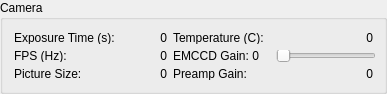
ZhuangLab/storm-control, file hal4000/qtdesigner/camera-params-detached.ui: the form before one commit.
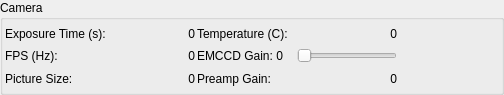
The form after the commit.

Commit message: Update detached camera UI's.

```diff
--- a/hal4000/qtdesigner/camera-params-detached.ui
+++ b/hal4000/qtdesigner/camera-params-detached.ui
@@ -6,14 +6,14 @@
    <rect>
     <x>0</x>
     <y>0</y>
-    <width>387</width>
-    <height>94</height>
+    <width>504</width>
+    <height>95</height>
    </rect>
   </property>
   <property name="minimumSize">
    <size>
-    <width>387</width>
-    <height>94</height>
+    <width>414</width>
+    <height>95</height>
    </size>
   </property>
   <property name="windowTitle">
@@ -22,8 +22,21 @@
   <property name="title">
    <string>Camera</string>
   </property>
-  <layout class="QGridLayout" name="gridLayout">
-   <item row="0" column="0">
+  <layout class="QHBoxLayout" name="horizontalLayout_7">
+   <property name="spacing">
+    <number>2</number>
+   </property>
+   <property name="margin">
+    <number>2</number>
+   </property>
+   <item>
+    <layout class="QVBoxLayout" name="verticalLayout_2">
+     <property name="spacing">
+      <number>0</number>
+     </property>
+     <item>
+      <layout class="QHBoxLayout" name="horizontalLayout">
+       <item>
     <widget class="QLabel" name="exposureTimeLabel">
      <property name="sizePolicy">
       <sizepolicy hsizetype="Preferred" vsizetype="Preferred">
@@ -48,7 +61,7 @@
      </property>
     </widget>
    </item>
-   <item row="0" column="1">
+       <item>
     <widget class="QLabel" name="exposureTimeText">
      <property name="sizePolicy">
       <sizepolicy hsizetype="Preferred" vsizetype="Preferred">
@@ -82,63 +95,11 @@
      </property>
     </widget>
    </item>
-   <item row="0" column="2">
-    <widget class="QLabel" name="temperatureLabel">
-     <property name="sizePolicy">
-      <sizepolicy hsizetype="Preferred" vsizetype="Preferred">
-       <horstretch>0</horstretch>
-       <verstretch>0</verstretch>
-      </sizepolicy>
-     </property>
-     <property name="minimumSize">
-      <size>
-       <width>100</width>
-       <height>0</height>
-      </size>
-     </property>
-     <property name="maximumSize">
-      <size>
-       <width>10000</width>
-       <height>16777215</height>
-      </size>
-     </property>
-     <property name="text">
-      <string>Temperature (C):</string>
-     </property>
-    </widget>
-   </item>
-   <item row="0" column="3">
-    <widget class="QLabel" name="temperatureText">
-     <property name="sizePolicy">
-      <sizepolicy hsizetype="Preferred" vsizetype="Preferred">
-       <horstretch>0</horstretch>
-       <verstretch>0</verstretch>
-      </sizepolicy>
-     </property>
-     <property name="minimumSize">
-      <size>
-       <width>50</width>
-       <height>0</height>
-      </size>
-     </property>
-     <property name="maximumSize">
-      <size>
-       <width>10000</width>
-       <height>16777215</height>
-      </size>
-     </property>
-     <property name="layoutDirection">
-      <enum>Qt::LeftToRight</enum>
-     </property>
-     <property name="text">
-      <string>0</string>
-     </property>
-     <property name="alignment">
-      <set>Qt::AlignRight|Qt::AlignTrailing|Qt::AlignVCenter</set>
-     </property>
-    </widget>
-   </item>
-   <item row="1" column="0">
+      </layout>
+     </item>
+     <item>
+      <layout class="QHBoxLayout" name="horizontalLayout_4">
+       <item>
     <widget class="QLabel" name="FPSLabel">
      <property name="sizePolicy">
       <sizepolicy hsizetype="Preferred" vsizetype="Preferred">
@@ -163,7 +124,7 @@
      </property>
     </widget>
    </item>
-   <item row="1" column="1">
+       <item>
     <widget class="QLabel" name="FPSText">
      <property name="sizePolicy">
       <sizepolicy hsizetype="Preferred" vsizetype="Preferred">
@@ -194,7 +155,138 @@
      </property>
     </widget>
    </item>
-   <item row="1" column="2">
+      </layout>
+     </item>
+     <item>
+      <layout class="QHBoxLayout" name="horizontalLayout_6">
+       <item>
+        <widget class="QLabel" name="pictureSizeLabel">
+         <property name="sizePolicy">
+          <sizepolicy hsizetype="Preferred" vsizetype="Preferred">
+           <horstretch>0</horstretch>
+           <verstretch>0</verstretch>
+          </sizepolicy>
+         </property>
+         <property name="minimumSize">
+          <size>
+           <width>100</width>
+           <height>0</height>
+          </size>
+         </property>
+         <property name="maximumSize">
+          <size>
+           <width>10000</width>
+           <height>16777215</height>
+          </size>
+         </property>
+         <property name="text">
+          <string>Picture Size:</string>
+         </property>
+        </widget>
+       </item>
+       <item>
+        <widget class="QLabel" name="pictureSizeText">
+         <property name="sizePolicy">
+          <sizepolicy hsizetype="Preferred" vsizetype="Preferred">
+           <horstretch>0</horstretch>
+           <verstretch>0</verstretch>
+          </sizepolicy>
+         </property>
+         <property name="minimumSize">
+          <size>
+           <width>90</width>
+           <height>0</height>
+          </size>
+         </property>
+         <property name="maximumSize">
+          <size>
+           <width>10000</width>
+           <height>16777215</height>
+          </size>
+         </property>
+         <property name="layoutDirection">
+          <enum>Qt::LeftToRight</enum>
+         </property>
+         <property name="text">
+          <string>0</string>
+         </property>
+         <property name="alignment">
+          <set>Qt::AlignRight|Qt::AlignTrailing|Qt::AlignVCenter</set>
+         </property>
+        </widget>
+       </item>
+      </layout>
+     </item>
+    </layout>
+   </item>
+   <item>
+    <layout class="QVBoxLayout" name="verticalLayout">
+     <property name="spacing">
+      <number>0</number>
+     </property>
+     <item>
+      <layout class="QHBoxLayout" name="horizontalLayout_2">
+       <item>
+        <widget class="QLabel" name="temperatureLabel">
+         <property name="sizePolicy">
+          <sizepolicy hsizetype="Preferred" vsizetype="Preferred">
+           <horstretch>0</horstretch>
+           <verstretch>0</verstretch>
+          </sizepolicy>
+         </property>
+         <property name="minimumSize">
+          <size>
+           <width>100</width>
+           <height>0</height>
+          </size>
+         </property>
+         <property name="maximumSize">
+          <size>
+           <width>10000</width>
+           <height>16777215</height>
+          </size>
+         </property>
+         <property name="text">
+          <string>Temperature (C):</string>
+         </property>
+        </widget>
+       </item>
+       <item>
+        <widget class="QLabel" name="temperatureText">
+         <property name="sizePolicy">
+          <sizepolicy hsizetype="Preferred" vsizetype="Preferred">
+           <horstretch>0</horstretch>
+           <verstretch>0</verstretch>
+          </sizepolicy>
+         </property>
+         <property name="minimumSize">
+          <size>
+           <width>50</width>
+           <height>0</height>
+          </size>
+         </property>
+         <property name="maximumSize">
+          <size>
+           <width>10000</width>
+           <height>16777215</height>
+          </size>
+         </property>
+         <property name="layoutDirection">
+          <enum>Qt::LeftToRight</enum>
+         </property>
+         <property name="text">
+          <string>0</string>
+         </property>
+         <property name="alignment">
+          <set>Qt::AlignRight|Qt::AlignTrailing|Qt::AlignVCenter</set>
+         </property>
+        </widget>
+       </item>
+      </layout>
+     </item>
+     <item>
+      <layout class="QHBoxLayout" name="horizontalLayout_3">
+       <item>
     <widget class="QLabel" name="EMCCDLabel">
      <property name="sizePolicy">
       <sizepolicy hsizetype="Preferred" vsizetype="Preferred">
@@ -219,7 +311,7 @@
      </property>
     </widget>
    </item>
-   <item row="1" column="3">
+       <item>
     <widget class="QSlider" name="EMCCDSlider">
      <property name="sizePolicy">
       <sizepolicy hsizetype="Preferred" vsizetype="Preferred">
@@ -250,63 +342,11 @@
      </property>
     </widget>
    </item>
-   <item row="2" column="0">
-    <widget class="QLabel" name="pictureSizeLabel">
-     <property name="sizePolicy">
-      <sizepolicy hsizetype="Preferred" vsizetype="Preferred">
-       <horstretch>0</horstretch>
-       <verstretch>0</verstretch>
-      </sizepolicy>
-     </property>
-     <property name="minimumSize">
-      <size>
-       <width>100</width>
-       <height>0</height>
-      </size>
-     </property>
-     <property name="maximumSize">
-      <size>
-       <width>10000</width>
-       <height>16777215</height>
-      </size>
-     </property>
-     <property name="text">
-      <string>Picture Size:</string>
-     </property>
-    </widget>
-   </item>
-   <item row="2" column="1">
-    <widget class="QLabel" name="pictureSizeText">
-     <property name="sizePolicy">
-      <sizepolicy hsizetype="Preferred" vsizetype="Preferred">
-       <horstretch>0</horstretch>
-       <verstretch>0</verstretch>
-      </sizepolicy>
-     </property>
-     <property name="minimumSize">
-      <size>
-       <width>50</width>
-       <height>0</height>
-      </size>
-     </property>
-     <property name="maximumSize">
-      <size>
-       <width>10000</width>
-       <height>16777215</height>
-      </size>
-     </property>
-     <property name="layoutDirection">
-      <enum>Qt::LeftToRight</enum>
-     </property>
-     <property name="text">
-      <string>0</string>
-     </property>
-     <property name="alignment">
-      <set>Qt::AlignRight|Qt::AlignTrailing|Qt::AlignVCenter</set>
-     </property>
-    </widget>
-   </item>
-   <item row="2" column="2">
+      </layout>
+     </item>
+     <item>
+      <layout class="QHBoxLayout" name="horizontalLayout_5">
+       <item>
     <widget class="QLabel" name="preampGainLabel">
      <property name="sizePolicy">
       <sizepolicy hsizetype="Preferred" vsizetype="Preferred">
@@ -331,7 +371,7 @@
      </property>
     </widget>
    </item>
-   <item row="2" column="3">
+       <item>
     <widget class="QLabel" name="preampGainText">
      <property name="sizePolicy">
       <sizepolicy hsizetype="Preferred" vsizetype="Preferred">
@@ -363,6 +403,37 @@
     </widget>
    </item>
   </layout>
+     </item>
+    </layout>
+   </item>
+   <item>
+    <spacer name="horizontalSpacer">
+     <property name="orientation">
+      <enum>Qt::Horizontal</enum>
+     </property>
+     <property name="sizeHint" stdset="0">
+      <size>
+       <width>71</width>
+       <height>20</height>
+      </size>
+     </property>
+    </spacer>
+   </item>
+  </layout>
+  <zorder>exposureTimeLabel</zorder>
+  <zorder>exposureTimeText</zorder>
+  <zorder>temperatureLabel</zorder>
+  <zorder>temperatureText</zorder>
+  <zorder>FPSLabel</zorder>
+  <zorder>FPSText</zorder>
+  <zorder>EMCCDLabel</zorder>
+  <zorder>EMCCDSlider</zorder>
+  <zorder>pictureSizeLabel</zorder>
+  <zorder>pictureSizeText</zorder>
+  <zorder>preampGainLabel</zorder>
+  <zorder>preampGainText</zorder>
+  <zorder>pictureSizeText</zorder>
+  <zorder>horizontalSpacer</zorder>
  </widget>
  <resources/>
  <connections/>
```
Lines whose indentation alone changed are shown as unchanged. The commit also changes 5 other files.
